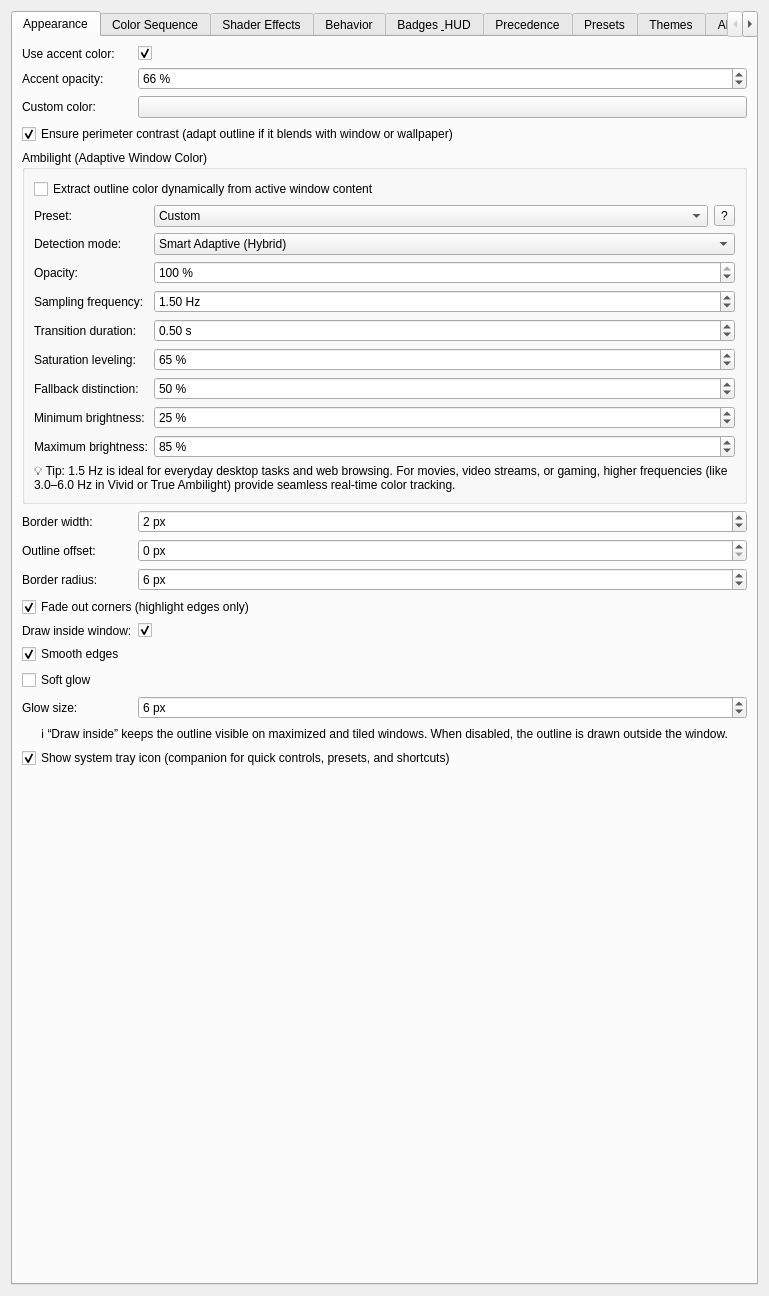
The window that leapk_config.ui (gmalinowski/LeapK) describes before a commit, drawn with Qt 5.
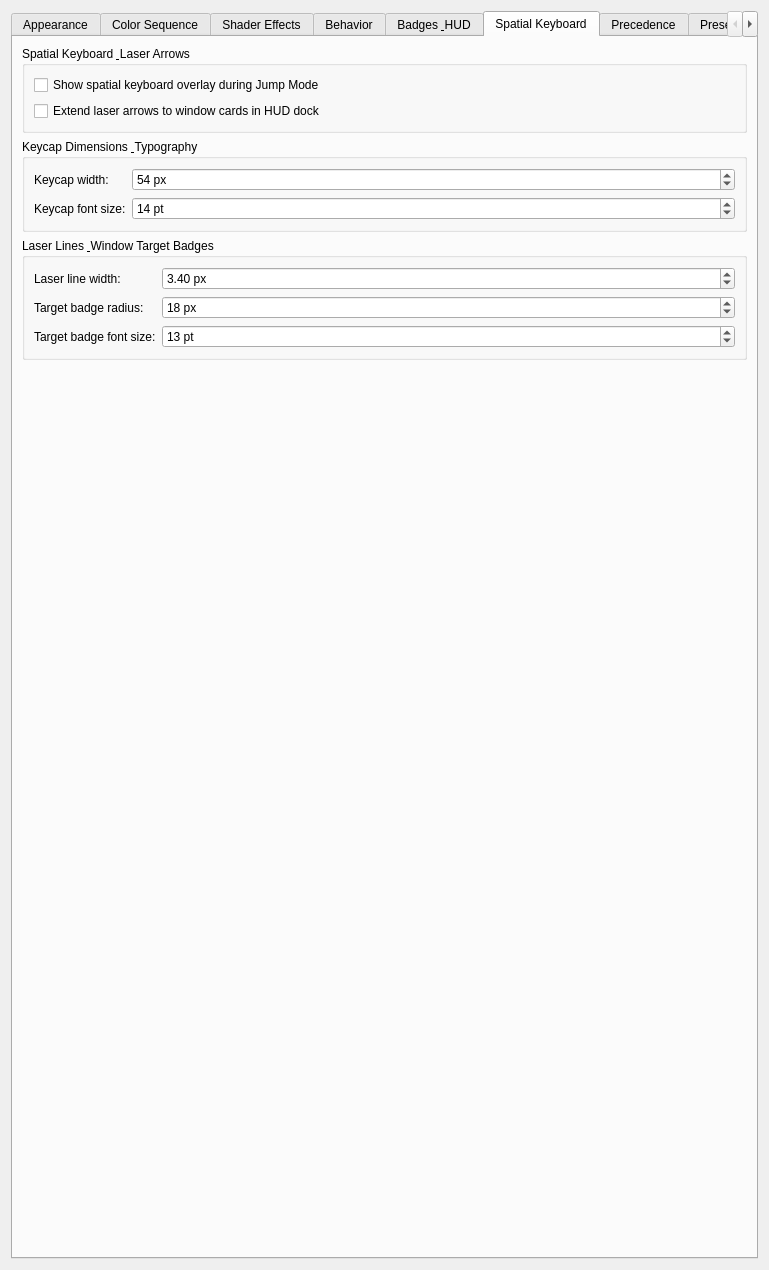
The same window after the commit. The open tabs and pages were chosen to show the change. Icons and pictures are not drawn. Custom widgets are drawn as their Qt base class.

Commit message: feat(overlay): dedicated spatial keyboard settings tab, configurable dimensions, focused window suppression, HUD link extension, and invalid key feedback

The edit to the form file:
```diff
--- a/leapk_config.ui
+++ b/leapk_config.ui
@@ -1778,26 +1778,6 @@
             </property>
            </widget>
           </item>
-          <item row="10" column="0">
-           <widget class="QLabel" name="label_keyboardOverlayEnabled">
-            <property name="text">
-             <string>Spatial keyboard overlay:</string>
-            </property>
-            <property name="toolTip">
-             <string>Show an interactive spatial QWERTY dock with directional arrows pointing directly to windows during Jump Mode.</string>
-            </property>
-           </widget>
-          </item>
-          <item row="10" column="1">
-           <widget class="QCheckBox" name="kcfg_KeyboardOverlayEnabled">
-            <property name="text">
-             <string>Show spatial keyboard overlay with directional window arrows (Jump Mode)</string>
-            </property>
-            <property name="toolTip">
-             <string>Displays an interactive floating keyboard dock with distinct laser arrows pointing to window targets. Windows that are occluded or stacked have horizontally separated badges scaled according to their stacking depth.</string>
-            </property>
-           </widget>
-          </item>
          </layout>
         </widget>
        </item>
@@ -3356,6 +3336,222 @@
       </layout>
      </widget>
 
+     <widget class="QWidget" name="tabSpatialKeyboard">
+      <attribute name="title">
+       <string>Spatial Keyboard</string>
+      </attribute>
+      <layout class="QVBoxLayout" name="verticalLayoutSpatialKeyboard">
+       <item>
+        <widget class="QGroupBox" name="groupSpatialKeyboardGeneral">
+         <property name="title">
+          <string>Spatial Keyboard &amp; Laser Arrows</string>
+         </property>
+         <layout class="QVBoxLayout" name="verticalLayoutSpatialGeneral">
+          <item>
+           <widget class="QCheckBox" name="kcfg_KeyboardOverlayEnabled">
+            <property name="text">
+             <string>Show spatial keyboard overlay during Jump Mode</string>
+            </property>
+            <property name="toolTip">
+             <string>Displays an interactive floating QWERTY keyboard dock with directional laser arrows pointing directly to window targets.</string>
+            </property>
+           </widget>
+          </item>
+          <item>
+           <widget class="QCheckBox" name="kcfg_KeyboardOverlayExtendToHud">
+            <property name="text">
+             <string>Extend laser arrows to window cards in HUD dock</string>
+            </property>
+            <property name="toolTip">
+             <string>When enabled, laser lines extend to the window's card in the HUD dock, or point directly to the card for offscreen windows.</string>
+            </property>
+           </widget>
+          </item>
+         </layout>
+        </widget>
+       </item>
+
+       <item>
+        <widget class="QGroupBox" name="groupSpatialKeyboardKeycaps">
+         <property name="title">
+          <string>Keycap Dimensions &amp; Typography</string>
+         </property>
+         <layout class="QFormLayout" name="formLayoutSpatialKeycaps">
+          <item row="0" column="0">
+           <widget class="QLabel" name="label_keyboardKeySize">
+            <property name="text">
+             <string>Keycap width:</string>
+            </property>
+            <property name="toolTip">
+             <string>Width of individual keyboard keycaps in the spatial dock.</string>
+            </property>
+           </widget>
+          </item>
+          <item row="0" column="1">
+           <widget class="QSpinBox" name="kcfg_KeyboardOverlayKeySize">
+            <property name="minimum">
+             <number>32</number>
+            </property>
+            <property name="maximum">
+             <number>80</number>
+            </property>
+            <property name="singleStep">
+             <number>2</number>
+            </property>
+            <property name="value">
+             <number>54</number>
+            </property>
+            <property name="suffix">
+             <string> px</string>
+            </property>
+           </widget>
+          </item>
+          <item row="1" column="0">
+           <widget class="QLabel" name="label_keyboardKeyFontSize">
+            <property name="text">
+             <string>Keycap font size:</string>
+            </property>
+            <property name="toolTip">
+             <string>Font size of letters displayed on keyboard keycaps.</string>
+            </property>
+           </widget>
+          </item>
+          <item row="1" column="1">
+           <widget class="QSpinBox" name="kcfg_KeyboardOverlayKeyFontSize">
+            <property name="minimum">
+             <number>8</number>
+            </property>
+            <property name="maximum">
+             <number>28</number>
+            </property>
+            <property name="singleStep">
+             <number>1</number>
+            </property>
+            <property name="value">
+             <number>14</number>
+            </property>
+            <property name="suffix">
+             <string> pt</string>
+            </property>
+           </widget>
+          </item>
+         </layout>
+        </widget>
+       </item>
+
+       <item>
+        <widget class="QGroupBox" name="groupSpatialKeyboardLaserBadges">
+         <property name="title">
+          <string>Laser Lines &amp; Window Target Badges</string>
+         </property>
+         <layout class="QFormLayout" name="formLayoutSpatialLaserBadges">
+          <item row="0" column="0">
+           <widget class="QLabel" name="label_keyboardLineWidth">
+            <property name="text">
+             <string>Laser line width:</string>
+            </property>
+            <property name="toolTip">
+             <string>Thickness of directional laser lines pointing to windows.</string>
+            </property>
+           </widget>
+          </item>
+          <item row="0" column="1">
+           <widget class="QDoubleSpinBox" name="kcfg_KeyboardOverlayLineWidth">
+            <property name="minimum">
+             <double>1.0</double>
+            </property>
+            <property name="maximum">
+             <double>10.0</double>
+            </property>
+            <property name="singleStep">
+             <double>0.2</double>
+            </property>
+            <property name="value">
+             <double>3.4</double>
+            </property>
+            <property name="suffix">
+             <string> px</string>
+            </property>
+           </widget>
+          </item>
+          <item row="1" column="0">
+           <widget class="QLabel" name="label_keyboardBadgeRadius">
+            <property name="text">
+             <string>Target badge radius:</string>
+            </property>
+            <property name="toolTip">
+             <string>Base radius of the circular letter badge placed at the window target.</string>
+            </property>
+           </widget>
+          </item>
+          <item row="1" column="1">
+           <widget class="QSpinBox" name="kcfg_KeyboardOverlayBadgeRadius">
+            <property name="minimum">
+             <number>10</number>
+            </property>
+            <property name="maximum">
+             <number>40</number>
+            </property>
+            <property name="singleStep">
+             <number>1</number>
+            </property>
+            <property name="value">
+             <number>18</number>
+            </property>
+            <property name="suffix">
+             <string> px</string>
+            </property>
+           </widget>
+          </item>
+          <item row="2" column="0">
+           <widget class="QLabel" name="label_keyboardBadgeFontSize">
+            <property name="text">
+             <string>Target badge font size:</string>
+            </property>
+            <property name="toolTip">
+             <string>Font size of the letter displayed inside the window target badge.</string>
+            </property>
+           </widget>
+          </item>
+          <item row="2" column="1">
+           <widget class="QSpinBox" name="kcfg_KeyboardOverlayBadgeFontSize">
+            <property name="minimum">
+             <number>8</number>
+            </property>
+            <property name="maximum">
+             <number>24</number>
+            </property>
+            <property name="singleStep">
+             <number>1</number>
+            </property>
+            <property name="value">
+             <number>13</number>
+            </property>
+            <property name="suffix">
+             <string> pt</string>
+            </property>
+           </widget>
+          </item>
+         </layout>
+        </widget>
+       </item>
+
+       <item>
+        <spacer name="verticalSpacerSpatialKeyboard">
+         <property name="orientation">
+          <enum>Qt::Vertical</enum>
+         </property>
+         <property name="sizeHint" stdset="0">
+          <size>
+           <width>20</width>
+           <height>40</height>
+          </size>
+         </property>
+        </spacer>
+       </item>
+      </layout>
+     </widget>
+
      <widget class="QWidget" name="tabPrecedence">
       <attribute name="title">
        <string>Precedence</string>
```
The commit also changes 13 other files.
